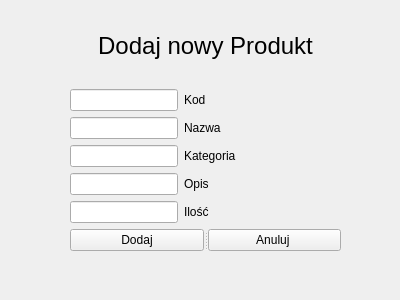
Qt form app/addproduct.ui (Cielako/GIMS) before a commit.
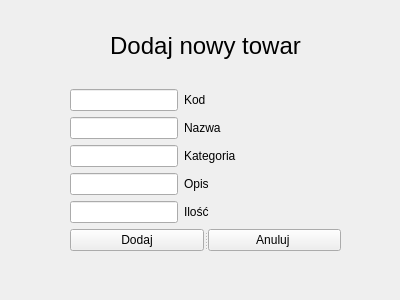
The same form after that commit.

What changed in the file:
```diff
--- a/app/addproduct.ui
+++ b/app/addproduct.ui
@@ -26,7 +26,7 @@
     <item>
      <widget class="QLabel" name="labelAdd">
       <property name="text">
-       <string>&lt;html&gt;&lt;head/&gt;&lt;body&gt;&lt;p align=&quot;center&quot;&gt;&lt;span style=&quot; font-size:18pt;&quot;&gt;Dodaj nowy Produkt&lt;/span&gt;&lt;/p&gt;&lt;/body&gt;&lt;/html&gt;</string>
+       <string>&lt;html&gt;&lt;head/&gt;&lt;body&gt;&lt;p align=&quot;center&quot;&gt;&lt;span style=&quot; font-size:18pt;&quot;&gt;Dodaj nowy towar&lt;/span&gt;&lt;/p&gt;&lt;/body&gt;&lt;/html&gt;</string>
       </property>
      </widget>
     </item>
```
